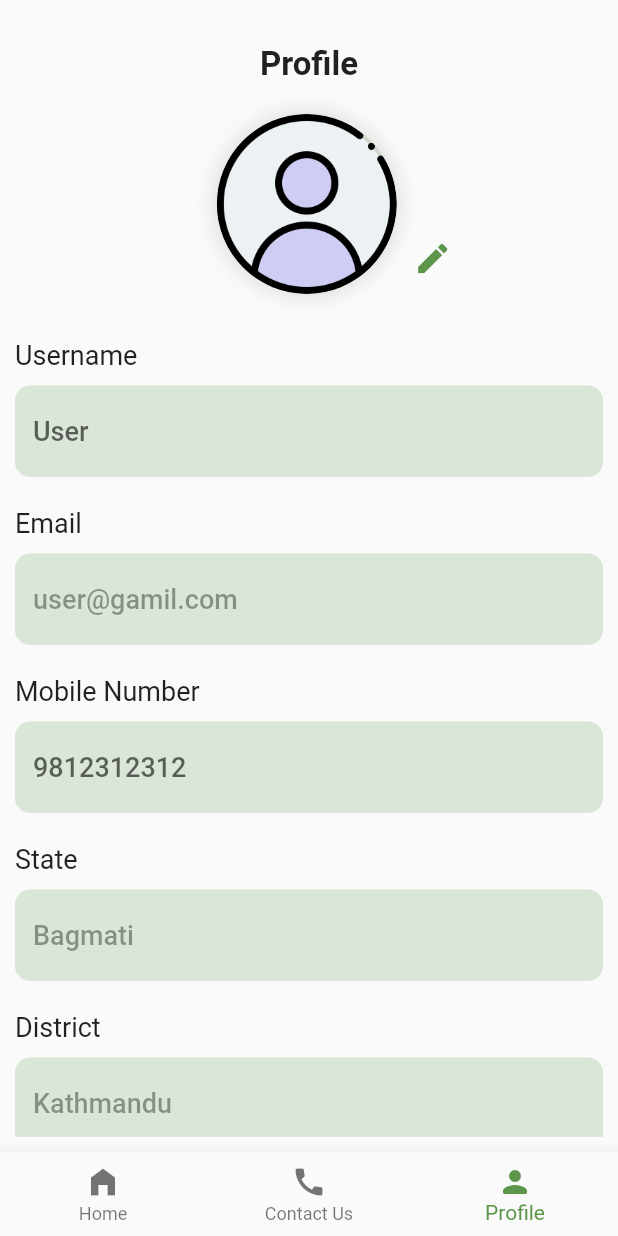
After one commit to EziOPratikk/Garbage-Master, a Flutter app: the MainScreen screen opened directly, item 3 of the bottom bar chosen, after a tap on the "edit" icon, on a phone screen of 412 x 824 dp. The commit adds this screen. Run offline on Flutter 3.47's test engine with Material 2 defaults, Android fonts, the phone set to English and light mode, and no system bars.

Commit message:
BottomNavBar and Profile Page Added

```diff
--- a/lib/UI/homepage/widgets/home_page.dart
+++ b/lib/UI/homepage/widgets/home_page.dart
@@ -1,14 +1,16 @@
 import 'package:flutter/material.dart';
-import 'package:garbage_master/UI/homepage/widgets/data_input_page.dart';
 import 'package:intl/intl.dart';
 
+import './data_input_page.dart';
+
 class HomePage extends StatefulWidget {
+  const HomePage({super.key});
+
   @override
   State<HomePage> createState() => _HomePageState();
 }
 
 class _HomePageState extends State<HomePage> {
-  int _bottomNavBarCurrentIndex = 0;
   @override
   Widget build(BuildContext context) {
     return SafeArea(
@@ -29,19 +31,19 @@ class _HomePageState extends State<HomePage> {
       width: double.infinity,
       decoration: BoxDecoration(
         color: Theme.of(context).primaryColor,
-        borderRadius: BorderRadius.only(
+        borderRadius: const BorderRadius.only(
           bottomLeft: Radius.circular(25),
           bottomRight: Radius.circular(25),
         ),
       ),
-      padding: EdgeInsets.all(20),
+      padding: const EdgeInsets.all(20),
       child: Row(
         children: [
           Expanded(
             child: Column(
               crossAxisAlignment: CrossAxisAlignment.start,
               children: [
-                Text(
+                const Text(
                   'Hi User !',
                   style: TextStyle(
                     color: Colors.white,
@@ -49,18 +51,18 @@ class _HomePageState extends State<HomePage> {
                     fontWeight: FontWeight.bold,
                   ),
                 ),
-                SizedBox(height: 5),
+                const SizedBox(height: 5),
                 Text(
                   'Today,  ${DateFormat('dd MMM yyy').format(DateTime.now())}',
-                  style: TextStyle(color: Colors.white),
+                  style: const TextStyle(color: Colors.white),
                 ),
               ],
             ),
           ),
           IconButton(
-            style: ButtonStyle(),
+            style: const ButtonStyle(),
             color: Colors.white,
-            icon: Icon(
+            icon: const Icon(
               Icons.notifications_none_rounded,
               size: 32,
             ),
@@ -71,21 +73,17 @@ class _HomePageState extends State<HomePage> {
     );
   }
 
-  int itemCOunt() {
-    return 1;
-  }
-
   _body(context) {
     return Expanded(
       child: Container(
-        margin: EdgeInsets.only(top: 10, left: 10, right: 10),
+        margin: const EdgeInsets.only(top: 10, left: 10, right: 10),
         child: Column(
           children: [
-            Text(
+            const Text(
               'Home',
               style: TextStyle(fontSize: 20, fontWeight: FontWeight.bold),
             ),
-            SizedBox(height: 30),
+            const SizedBox(height: 30),
             Expanded(
               child: GridView.count(
                 crossAxisCount: 2,
@@ -93,7 +91,9 @@ class _HomePageState extends State<HomePage> {
                 mainAxisSpacing: 30,
                 children: [
                   HomepageItemWidget(
-                    func: () {
+                    imgSrc: "assets/images/input data.png",
+                    title: "Input Garbage Data",
+                    tapFunc: () {
                       Navigator.push(
                         context,
                         MaterialPageRoute(
@@ -101,23 +101,21 @@ class _HomePageState extends State<HomePage> {
                         ),
                       );
                     },
-                    imgSrc: "assets/images/input data.png",
-                    title: "Input Garbage Data",
                   ),
                   HomepageItemWidget(
-                    func: () {},
                     imgSrc: "assets/images/event.png",
                     title: "Events",
+                    tapFunc: () {},
                   ),
                   HomepageItemWidget(
-                    func: () {},
                     imgSrc: "assets/images/wastedata.png",
-                    title: "Network Data",
+                    title: "Recent Data",
+                    tapFunc: () {},
                   ),
                   HomepageItemWidget(
-                    func: () {},
                     imgSrc: "assets/images/map.png",
                     title: "View Map",
+                    tapFunc: () {},
                   ),
                 ],
               ),
@@ -153,30 +151,6 @@ class _HomePageState extends State<HomePage> {
           ),
         ],
       ),
-      child: BottomNavigationBar(
-        elevation: 10,
-        fixedColor: Theme.of(context).primaryColor,
-        items: [
-          BottomNavigationBarItem(
-            icon: Icon(Icons.home_filled),
-            label: 'Home',
-          ),
-          BottomNavigationBarItem(
-            icon: Icon(Icons.call),
-            label: 'Contact Us',
-          ),
-          BottomNavigationBarItem(
-            icon: Icon(Icons.person_rounded),
-            label: 'Profile',
-          ),
-        ],
-        currentIndex: _bottomNavBarCurrentIndex,
-        onTap: (int newIndex) {
-          setState(() {
-            _bottomNavBarCurrentIndex = newIndex;
-          });
-        },
-      ),
     );
   }
 }
@@ -184,26 +158,34 @@ class _HomePageState extends State<HomePage> {
 class HomepageItemWidget extends StatelessWidget {
   final String title;
   final String imgSrc;
-  final VoidCallback func;
+  final VoidCallback tapFunc;
 
   const HomepageItemWidget(
-      {Key? key, required this.func, required this.imgSrc, required this.title})
+      {Key? key,
+      required this.tapFunc,
+      required this.imgSrc,
+      required this.title})
       : super(key: key);
 
   @override
   Widget build(BuildContext context) {
     return GestureDetector(
-      onTap: func,
+      onTap: tapFunc,
       child: Card(
         elevation: 5,
         child: Padding(
           padding: const EdgeInsets.all(16.0),
           child: Column(
             children: [
-              Expanded(child: Image.asset(imgSrc)),
+              Expanded(
+                child: Image.asset(imgSrc),
+              ),
               Text(
                 title,
-                style: TextStyle(fontWeight: FontWeight.w600, fontSize: 15),
+                style: const TextStyle(
+                  fontWeight: FontWeight.w600,
+                  fontSize: 15,
+                ),
               ),
             ],
           ),
--- /dev/null
+++ b/lib/UI/homepage/widgets/main_screen.dart
@@ -0,0 +1,53 @@
+import 'package:flutter/material.dart';
+
+import './home_page.dart';
+import 'contact_page.dart';
+import './profile_page.dart';
+
+class MainScreen extends StatefulWidget {
+  const MainScreen({super.key});
+
+  @override
+  State<MainScreen> createState() => _MainScreenState();
+}
+
+class _MainScreenState extends State<MainScreen> {
+  int _bottomNavBarCurrentIndex = 0;
+  final bottomNavBarPages = [
+    HomePage(),
+    ContactPage(),
+    ProfilePage(),
+  ];
+  @override
+  Widget build(BuildContext context) {
+    return SafeArea(
+      child: Scaffold(
+        body: bottomNavBarPages[_bottomNavBarCurrentIndex],
+        bottomNavigationBar: BottomNavigationBar(
+          elevation: 10,
+          fixedColor: Theme.of(context).primaryColor,
+          items: const [
+            BottomNavigationBarItem(
+              icon: Icon(Icons.home_filled),
+              label: 'Home',
+            ),
+            BottomNavigationBarItem(
+              icon: Icon(Icons.call),
+              label: 'Contact Us',
+            ),
+            BottomNavigationBarItem(
+              icon: Icon(Icons.person_rounded),
+              label: 'Profile',
+            ),
+          ],
+          currentIndex: _bottomNavBarCurrentIndex,
+          onTap: (int newIndex) {
+            setState(() {
+              _bottomNavBarCurrentIndex = newIndex;
+            });
+          },
+        ),
+      ),
+    );
+  }
+}
--- /dev/null
+++ b/lib/UI/homepage/widgets/profile_page.dart
@@ -0,0 +1,206 @@
+import 'package:flutter/material.dart';
+
+class ProfilePage extends StatelessWidget {
+  @override
+  Widget build(BuildContext context) {
+    final outlineInputBorder = OutlineInputBorder(
+      borderRadius: BorderRadius.circular(10),
+      borderSide: BorderSide.none,
+    );
+    final textFieldFillColor = Theme.of(context).primaryColor.withOpacity(0.2);
+    return SafeArea(
+      child: Scaffold(
+        body: Container(
+          margin: const EdgeInsets.all(10),
+          child: ListView(
+            children: [
+              const Padding(
+                padding: EdgeInsets.only(top: 20),
+                child: Text(
+                  'Profile',
+                  textAlign: TextAlign.center,
+                  style: TextStyle(
+                    fontSize: 22,
+                    fontWeight: FontWeight.bold,
+                  ),
+                ),
+              ),
+              const SizedBox(height: 20),
+              Padding(
+                padding: const EdgeInsets.only(left: 45),
+                child: Row(
+                  mainAxisAlignment: MainAxisAlignment.center,
+                  crossAxisAlignment: CrossAxisAlignment.end,
+                  children: [
+                    Container(
+                      decoration: BoxDecoration(
+                        boxShadow: [
+                          BoxShadow(
+                            spreadRadius: 3,
+                            blurRadius: 10,
+                            color: Colors.black.withOpacity(0.1),
+                          ),
+                        ],
+                        shape: BoxShape.circle,
+                      ),
+                      child: CircleAvatar(
+                        radius: 60,
+                        backgroundColor:
+                            Theme.of(context).primaryColor.withOpacity(0.2),
+                        foregroundImage:
+                            const AssetImage('assets/images/user_profile.png'),
+                      ),
+                    ),
+                    IconButton(
+                      icon: const Icon(
+                        Icons.edit,
+                        size: 26,
+                      ),
+                      color: Theme.of(context).primaryColor,
+                      onPressed: () {},
+                    ),
+                  ],
+                ),
+              ),
+              const SizedBox(height: 30),
+              const Text(
+                'Username',
+                style: TextStyle(fontSize: 18),
+              ),
+              const SizedBox(height: 10),
+              TextFormField(
+                decoration: InputDecoration(
+                  hintText: 'User',
+                  hintStyle: const TextStyle(
+                    fontSize: 18,
+                    fontWeight: FontWeight.w500,
+                  ),
+                  border: outlineInputBorder,
+                  fillColor: textFieldFillColor,
+                  filled: true,
+                ),
+              ),
+              const SizedBox(height: 20),
+              const Text(
+                'Email',
+                style: TextStyle(fontSize: 18),
+              ),
+              const SizedBox(height: 10),
+              TextFormField(
+                enabled: false,
+                decoration: InputDecoration(
+                  hintText: 'user@gamil.com',
+                  hintStyle: const TextStyle(
+                    fontSize: 18,
+                    fontWeight: FontWeight.w500,
+                  ),
+                  border: outlineInputBorder,
+                  fillColor: textFieldFillColor,
+                  filled: true,
+                ),
+              ),
+              const SizedBox(height: 20),
+              const Text(
+                'Mobile Number',
+                style: TextStyle(fontSize: 18),
+              ),
+              const SizedBox(height: 10),
+              TextFormField(
+                keyboardType: TextInputType.number,
+                maxLength: 10,
+                decoration: InputDecoration(
+                  counterText: '',
+                  hintText: '9812312312',
+                  hintStyle: const TextStyle(
+                    fontSize: 18,
+                    fontWeight: FontWeight.w500,
+                  ),
+                  border: outlineInputBorder,
+                  fillColor: textFieldFillColor,
+                  filled: true,
+                ),
+              ),
+              const SizedBox(height: 20),
+              const Text(
+                'State',
+                style: TextStyle(fontSize: 18),
+              ),
+              const SizedBox(height: 10),
+              TextFormField(
+                enabled: false,
+                decoration: InputDecoration(
+                  hintText: 'Bagmati',
+                  hintStyle: const TextStyle(
+                    fontSize: 18,
+                    fontWeight: FontWeight.w500,
+                  ),
+                  border: outlineInputBorder,
+                  fillColor: textFieldFillColor,
+                  filled: true,
+                ),
+              ),
+              const SizedBox(height: 20),
+              const Text(
+                'District',
+                style: TextStyle(fontSize: 18),
+              ),
+              const SizedBox(height: 10),
+              TextFormField(
+                enabled: false,
+                decoration: InputDecoration(
+                  hintText: 'Kathmandu',
+                  hintStyle: const TextStyle(
+                    fontSize: 18,
+                    fontWeight: FontWeight.w500,
+                  ),
+                  border: outlineInputBorder,
+                  fillColor: textFieldFillColor,
+                  filled: true,
+                ),
+              ),
+              const SizedBox(height: 20),
+              const Text(
+                'Ward',
+                style: TextStyle(fontSize: 18),
+              ),
+              const SizedBox(height: 10),
+              TextFormField(
+                enabled: false,
+                decoration: InputDecoration(
+                  hintText: '10',
+                  hintStyle: const TextStyle(
+                    fontSize: 18,
+                    fontWeight: FontWeight.w500,
+                  ),
+                  border: outlineInputBorder,
+                  fillColor: textFieldFillColor,
+                  filled: true,
+                ),
+              ),
+              const SizedBox(height: 20),
+              Align(
+                child: ElevatedButton(
+                  style: ButtonStyle(
+                    backgroundColor: MaterialStateProperty.all(
+                        Theme.of(context).primaryColor),
+                    shape: MaterialStateProperty.all(RoundedRectangleBorder(
+                        borderRadius: BorderRadius.circular(10))),
+                    padding: MaterialStateProperty.all(
+                        const EdgeInsets.symmetric(
+                            vertical: 15, horizontal: 30)),
+                  ),
+                  onPressed: () {},
+                  child: const Text(
+                    'Save',
+                    style: TextStyle(fontSize: 16),
+                  ),
+                ),
+              ),
+              const SizedBox(height: 15),
+            ],
+          ),
+        ),
+      ),
+    );
+  }
+}
--- a/lib/UI/login_&_register/widgets/splash_screen.dart
+++ b/lib/UI/login_&_register/widgets/splash_screen.dart
@@ -12,7 +12,7 @@ class SplashScreen extends StatefulWidget {
 class _SplashScreenState extends State<SplashScreen> {
   @override
   void initState() {
-    Future.delayed(Duration(seconds: 3), () {
+    Future.delayed(const Duration(seconds: 3), () {
       Navigator.pushReplacement(context, MaterialPageRoute(builder: (context) {
         return LoginPage();
       }));
@@ -29,7 +29,7 @@ class _SplashScreenState extends State<SplashScreen> {
           mainAxisAlignment: MainAxisAlignment.center,
           children: [
             Image.asset('assets/images/Logo.png', fit: BoxFit.cover),
-            SizedBox(height: 50),
+            const SizedBox(height: 50),
             CircularProgressIndicator(color: Theme.of(context).accentColor),
           ],
         ),
```
Also changed, not shown: lib/UI/homepage/widgets/contact_page.dart (added, +10 -0 lines), lib/UI/homepage/widgets/data_input_page.dart (+19 -18 lines), lib/UI/homepage/widgets/input_card.dart (+9 -11 lines), lib/UI/login_&_register/widgets/forgot_password.dart (+16 -16 lines), lib/UI/login_&_register/widgets/login_page.dart (+25 -23 lines), lib/UI/login_&_register/widgets/register_page.dart (+31 -31 lines), lib/UI/login_&_register/widgets/terms_&_condtions.dart (+17 -17 lines), lib/home.dart (deleted, +0 -138 lines), lib/main.dart (+12 -7 lines), assets/images/user_profile.png (added).
